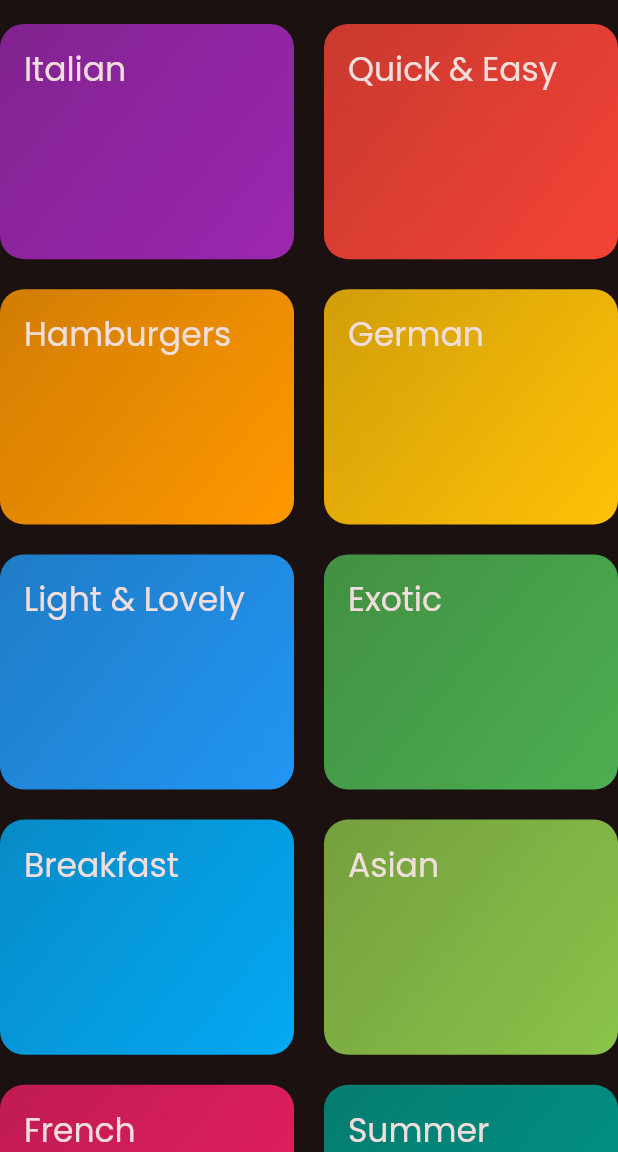
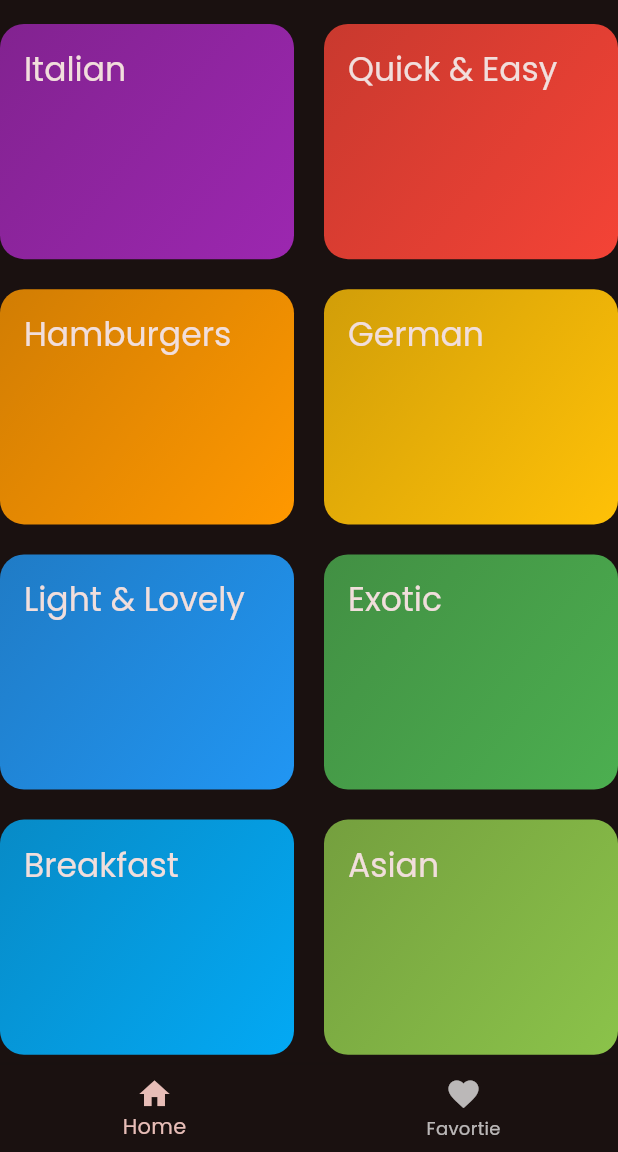
Before and after one commit to riahimedyassin/meal-app, a Flutter app: the screen it shows after launch, on a phone screen of 412 x 824 dp, the part 84-1236 px from its top. Run offline on Flutter 3.47's test engine with Material 3 defaults, Android fonts, the phone set to English and light mode, and no system bars; our stand-ins replace google_fonts, transparent_image.

Commit message:
Added Favorite System

```diff
--- a/lib/main.dart
+++ b/lib/main.dart
@@ -1,5 +1,6 @@
 import 'package:flutter/material.dart';
 import 'package:meal_app/screens/categories.screen.dart';
+import 'package:meal_app/screens/tabs.screen.dart';
 import 'package:meal_app/themes/theme.dart';
 
 void main() {
@@ -11,10 +12,11 @@ class MyApp extends StatelessWidget {
   @override
   Widget build(BuildContext context) {
     return MaterialApp(
-        debugShowCheckedModeBanner: false,
-        title: 'Flutter Demo',
-        darkTheme: ThemeData.dark(),
-        theme: theme,
-        home: const Categories());
+      debugShowCheckedModeBanner: false,
+      title: 'Flutter Demo',
+      darkTheme: ThemeData.dark(),
+      theme: theme,
+      home: const Tabs(),
+    );
   }
 }
--- a/lib/screens/categories.screen.dart
+++ b/lib/screens/categories.screen.dart
@@ -1,9 +1,11 @@
 import 'package:flutter/material.dart';
 import 'package:meal_app/data/dummy_data.dart';
+import 'package:meal_app/models/meal.dart';
 import 'package:meal_app/widgets/category_item.dart';
 
 class Categories extends StatelessWidget {
-  const Categories({super.key});
+  const Categories({required this.toggleMeal, super.key});
+  final void Function(Meal) toggleMeal;
 
   @override
   Widget build(BuildContext context) {
@@ -25,7 +27,12 @@ class Categories extends StatelessWidget {
               mainAxisSpacing: 20,
               crossAxisSpacing: 20,
               childAspectRatio: 5 / 4),
-          children: [...availableCategories.map((e) => CategoryItem(item: e))],
+          children: [
+            ...availableCategories.map((e) => CategoryItem(
+                  item: e,
+                  toggleMeal: toggleMeal,
+                ))
+          ],
         ),
       ),
     );
--- /dev/null
+++ b/lib/screens/tabs.screen.dart
@@ -0,0 +1,80 @@
+import 'dart:developer';
+
+import 'package:flutter/material.dart';
+import 'package:meal_app/models/meal.dart';
+import 'package:meal_app/screens/categories.screen.dart';
+import 'package:meal_app/screens/meals.screen.dart';
+
+class Tabs extends StatefulWidget {
+  const Tabs({super.key});
+
+  @override
+  State<Tabs> createState() => _TabsState();
+}
+
+class _TabsState extends State<Tabs> {
+  int _selectedPageIndex = 0;
+  final List<Meal> _favoriteList = [];
+
+  void _toggleMeal(Meal m) {
+    setState(() {
+      if (_favoriteList.contains(m)) {
+        _favoriteList.remove(m);
+        _showSnackBar("Removed from favorite");
+      } else {
+        _favoriteList.add(m);
+        _showSnackBar("Added to favorite");
+      }
+    });
+  }
+
+  void _selectPage(int index) {
+    setState(() {
+      _selectedPageIndex = index;
+    });
+  }
+
+  void _showSnackBar(String s) {
+    ScaffoldMessenger.of(context).clearSnackBars();
+    ScaffoldMessenger.of(context).showSnackBar(
+      SnackBar(
+        content: Text(s),
+      ),
+    );
+  }
+
+  @override
+  Widget build(BuildContext context) {
+    Widget activePage = Categories(
+      toggleMeal: _toggleMeal,
+    );
+    if (_selectedPageIndex == 1) {
+      activePage = Meals(
+        meals: _favoriteList,
+        title: "Favorite",
+        toggleFavortie: _toggleMeal,
+      );
+    }
+    return Scaffold(
+      body: activePage,
+      bottomNavigationBar: BottomNavigationBar(
+        onTap: _selectPage,
+        currentIndex: _selectedPageIndex,
+        items: const [
+          BottomNavigationBarItem(
+            icon: Icon(
+              Icons.home,
+            ),
+            label: "Home",
+          ),
+          BottomNavigationBarItem(
+            icon: Icon(
+              Icons.favorite,
+            ),
+            label: "Favortie",
+          ),
+        ],
+      ),
+    );
+  }
+}
--- a/lib/widgets/category_item.dart
+++ b/lib/widgets/category_item.dart
@@ -1,19 +1,27 @@
 import 'package:flutter/material.dart';
 import 'package:meal_app/data/dummy_data.dart';
 import 'package:meal_app/models/category.dart';
+import 'package:meal_app/models/meal.dart';
 import 'package:meal_app/screens/meals.screen.dart';
 
 class CategoryItem extends StatelessWidget {
-  const CategoryItem({required this.item, super.key});
+  const CategoryItem({required this.item, required this.toggleMeal, super.key});
   final Category item;
+  final void Function(Meal) toggleMeal;
 
   @override
   Widget build(BuildContext context) {
     return InkWell(
       onTap: () {
         Navigator.of(context).push(MaterialPageRoute(builder: (ctx) {
-          final filteredMeals = dummyMeals.where((element) => element.categories.contains(item.id)).toList() ;
-          return Meals(title: item.title,meals: filteredMeals,);
+          final filteredMeals = dummyMeals
+              .where((element) => element.categories.contains(item.id))
+              .toList();
+          return Meals(
+            title: item.title,
+            meals: filteredMeals,
+            toggleFavortie: toggleMeal,
+          );
         }));
       },
       splashColor: Theme.of(context).colorScheme.primary,
```
Also changed, not shown: lib/screens/meal_details.screen.dart (+12 -1 lines), lib/screens/meals.screen.dart (+10 -1 lines), lib/widgets/meal_item.dart (+11 -2 lines).
